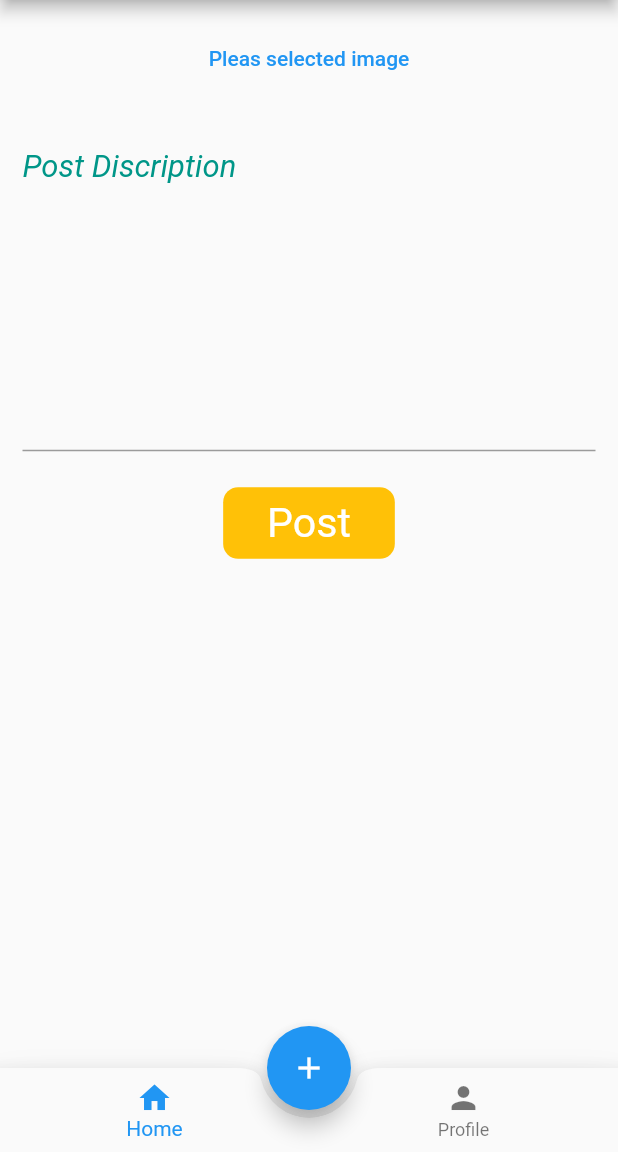
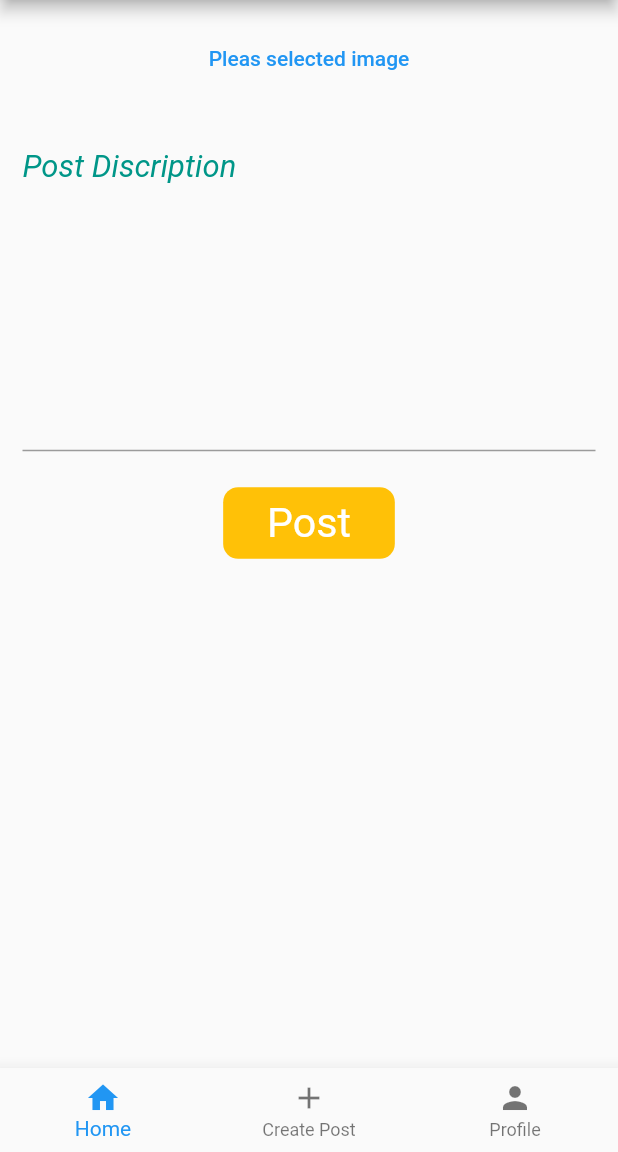
Before and after one commit to srmanry/BlogApp, a Flutter app: the Homescreen screen opened directly, on a phone screen of 412 x 824 dp, the part 84-1236 px from its top. Run offline on Flutter 3.47's test engine with Material 2 defaults, Android fonts, the light colour scheme and no system bars; our stand-ins replace device_preview, dio, flutter_screenutil, get, get_storage, image_picker; missing offline and left inert: dart:html; accounts and stored records are empty; network calls fail.

Commit message:
change The botton

```diff
--- /dev/null
+++ b/lib/api_service/repostitory/get_post_ripo.dart
@@ -0,0 +1,3 @@
+import 'package:get/get.dart';
+
+class GetpotRipo extends GetConnect {}
--- a/lib/controller/get_post_controller.dart
+++ b/lib/controller/get_post_controller.dart
@@ -0,0 +1,5 @@
+import 'package:get/get.dart';
+
+class GetpostController extends GetxController {
+  var isloading = false.obs;
+}
--- a/lib/homepage.dart
+++ b/lib/homepage.dart
@@ -32,14 +32,14 @@ class Homescreen extends StatelessWidget {
       ),
       body: currerntIndex == 0 ? Postscreen() : const Profilescreen(),
       // body: currerntIndex == 0 ? Createpost() : const Profilescreen(),
-      floatingActionButton: FloatingActionButton(
-        onPressed: () {
-          Get.to(Postscreen());
-          // Get.to(Createpost());
-        },
-        child: const Icon(Icons.add),
-      ),
-      floatingActionButtonLocation: FloatingActionButtonLocation.centerDocked,
+      // floatingActionButton: FloatingActionButton(
+      //   onPressed: () {
+      //     Get.to(Postscreen());
+      //     // Get.to(Createpost());
+      //   },
+      //   child: const Icon(Icons.add),
+      // ),
+      // floatingActionButtonLocation: FloatingActionButtonLocation.centerDocked,
       bottomNavigationBar: BottomAppBar(
         notchMargin: 5,
         elevation: 10,
@@ -55,6 +55,14 @@ class Homescreen extends StatelessWidget {
                   child: const Icon(Icons.home)),
               label: "Home",
             ),
+            BottomNavigationBarItem(
+              icon: InkWell(
+                  onTap: () {
+                    Get.to(Postscreen());
+                  },
+                  child: const Icon(Icons.add)),
+              label: "Create Post",
+            ),
             const BottomNavigationBarItem(
               icon: Icon(Icons.person),
               label: "Profile",
```
Also changed, not shown: lib/api_service/repostitory/get_post.dart (deleted), 1 other file.
